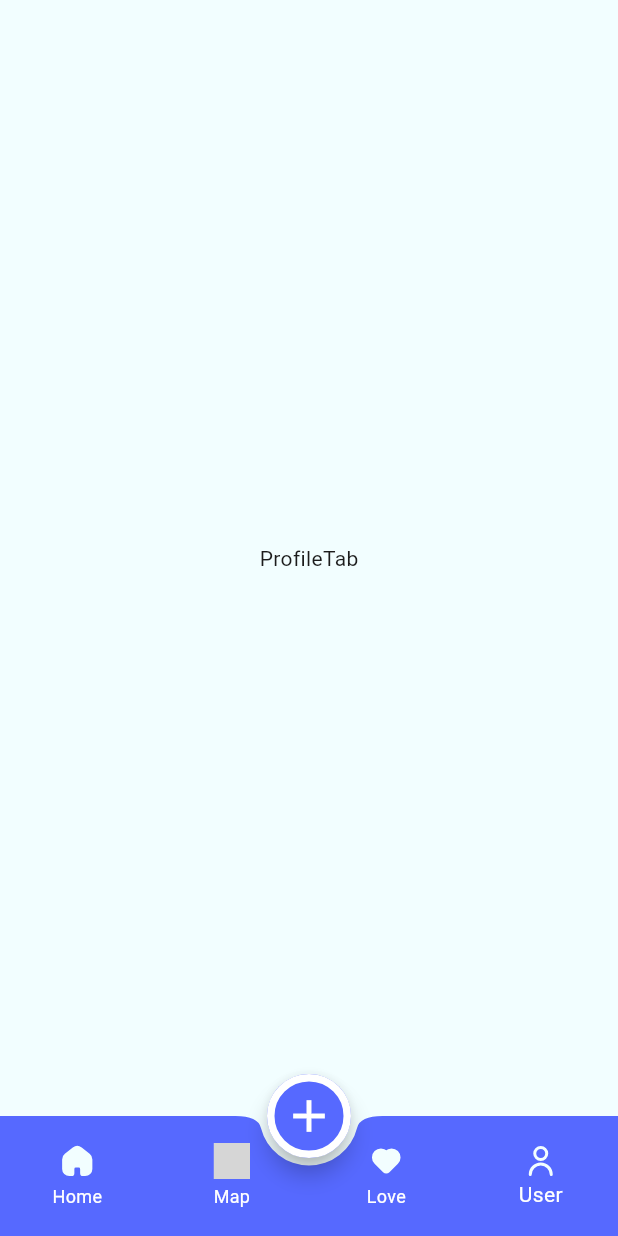
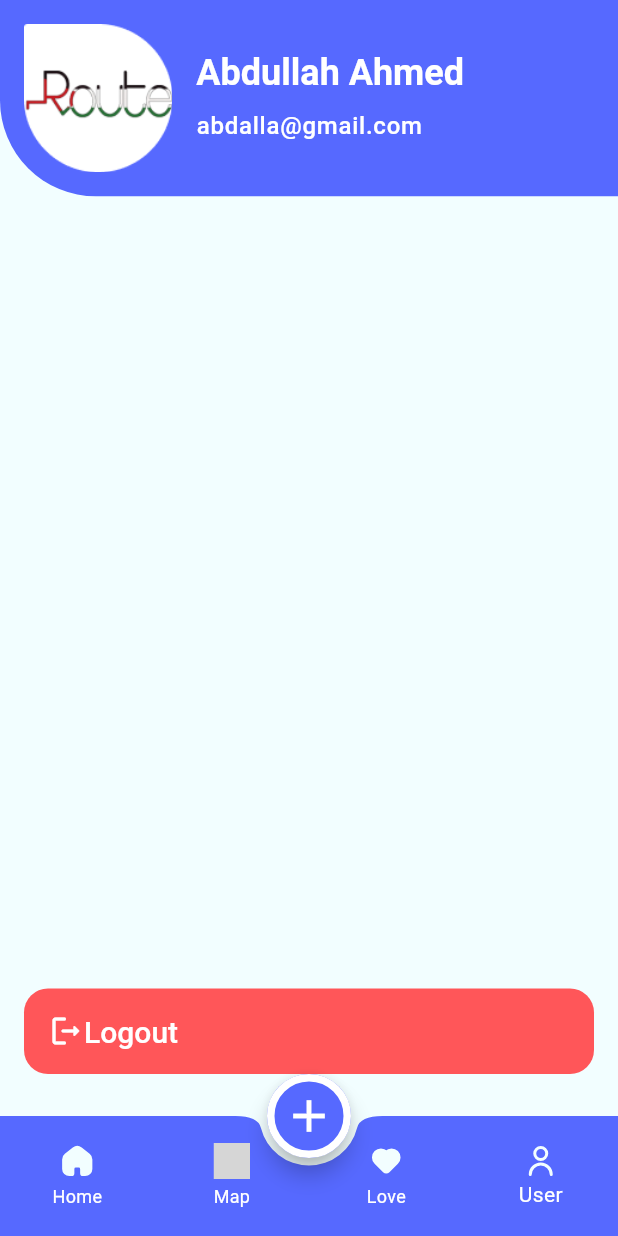
Before and after one commit to Abdalla-Ahmed-Aly/Evently, a Flutter app: the screen it shows after launch, item 4 of the bottom bar chosen, on a phone screen of 412 x 824 dp. Run offline on Flutter 3.47's test engine with Material 3 defaults, Android fonts, the phone set to English and light mode, and no system bars; our stand-ins replace flutter_svg; grey boxes are pictures that could not be loaded.

Commit message:
implement user profile UI

```diff
--- /dev/null
+++ b/lib/tabs/profile/profile_header.dart
@@ -0,0 +1,53 @@
+import 'package:evently/app_them.dart';
+import 'package:flutter/material.dart';
+
+class ProfileHeader extends StatelessWidget {
+  const ProfileHeader({super.key});
+
+  @override
+  Widget build(BuildContext context) {
+    TextTheme textTheme = TextTheme.of(context);
+    return Container(
+      padding: EdgeInsets.all(16),
+      decoration: BoxDecoration(
+        color: AppThem.primary,
+        borderRadius: BorderRadius.only(
+          bottomLeft: Radius.circular(
+            64,
+          ),
+        ),
+      ),
+      child: SafeArea(
+        child: Row(
+          children: [
+            Image.asset(
+              'assets/images/profile.png',
+              height: MediaQuery.sizeOf(context).height * 0.12,
+            ),
+            SizedBox(
+              width: 16,
+            ),
+            Column(
+              crossAxisAlignment: CrossAxisAlignment.start,
+              children: [
+                Text(
+                  'Abdullah Ahmed',
+                  style: textTheme.displayMedium,
+                ),
+                SizedBox(
+                  height: 10,
+                ),
+                Text(
+                  'abdalla@gmail.com',
+                  style: textTheme.bodyLarge?.copyWith(
+                    color: AppThem.white,
+                  ),
+                ),
+              ],
+            )
+          ],
+        ),
+      ),
+    );
+  }
+}
--- a/lib/tabs/profile/profile_tab.dart
+++ b/lib/tabs/profile/profile_tab.dart
@@ -1,9 +1,48 @@
+import 'package:evently/app_them.dart';
+import 'package:evently/tabs/profile/profile_header.dart';
 import 'package:flutter/material.dart';
 
 class ProfileTab extends StatelessWidget {
-
   @override
   Widget build(BuildContext context) {
-    return Center(child: Text('ProfileTab'),);
+    TextTheme textTheme = TextTheme.of(context);
+    return Column(
+      children: [
+        ProfileHeader(),
+        Expanded(
+          child: Padding(
+            padding: EdgeInsets.symmetric(horizontal: 16),
+            child: Column(
+              children: [
+                Spacer(),
+                InkWell(
+                  onTap: () {},
+                  child: Container(
+                    margin: EdgeInsets.only(bottom: 28),
+                    padding: EdgeInsets.all(16),
+                    decoration: BoxDecoration(
+                      borderRadius: BorderRadius.circular(16),
+                      color: AppThem.red,
+                    ),
+                    child: Row(
+                      children: [
+                        Icon(
+                          Icons.logout_rounded,
+                          color: AppThem.white,
+                        ),
+                        Text(
+                          'Logout',
+                          style: textTheme.titleLarge,
+                        )
+                      ],
+                    ),
+                  ),
+                ),
+              ],
+            ),
+          ),
+        )
+      ],
+    );
   }
 }
```
Also changed, not shown: assets/images/2.0x/profile@2x.png (added), assets/images/3.0x/profile@3x.png (added), assets/images/profile.png (added).
